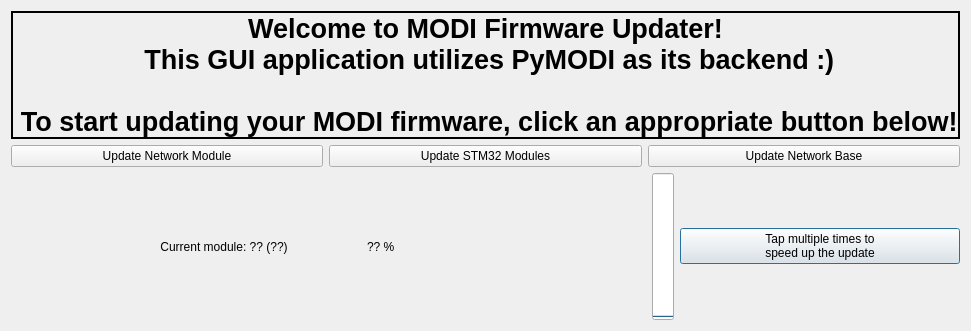
First picture: the form in modi/assets/modi_firmware_updater.ui, repository LUXROBO/pymodi, before the edit.
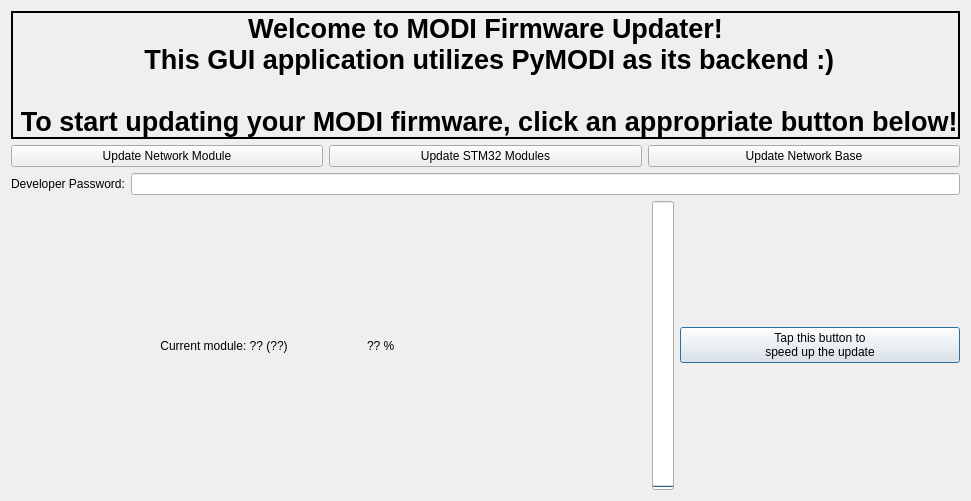
Second picture: the form after the edit. Icons and pictures are not drawn.

Commit message: Create new field to enable dev mode

```diff
--- a/modi/assets/modi_firmware_updater.ui
+++ b/modi/assets/modi_firmware_updater.ui
@@ -7,14 +7,14 @@
     <x>0</x>
     <y>0</y>
     <width>786</width>
-    <height>331</height>
+    <height>501</height>
    </rect>
   </property>
   <property name="windowTitle">
    <string>Dialog</string>
   </property>
   <layout class="QGridLayout" name="gridLayout">
-   <item row="2" column="0">
+   <item row="3" column="0">
     <layout class="QHBoxLayout" name="horizontalLayout_2">
      <item>
       <widget class="QLabel" name="local_module">
@@ -74,7 +74,7 @@
      <item>
       <widget class="QPushButton" name="push_button">
        <property name="text">
-        <string>Tap multiple times to 
+        <string>Tap this button to 
 speed up the update</string>
        </property>
       </widget>
@@ -165,6 +165,23 @@
      </property>
     </widget>
    </item>
+   <item row="2" column="0">
+    <layout class="QHBoxLayout" name="horizontalLayout_4">
+     <property name="topMargin">
+      <number>0</number>
+     </property>
+     <item>
+      <widget class="QLabel" name="password_label">
+       <property name="text">
+        <string>Developer Password:</string>
+       </property>
+      </widget>
+     </item>
+     <item>
+      <widget class="QLineEdit" name="password_field"/>
+     </item>
+    </layout>
+   </item>
   </layout>
  </widget>
  <resources/>
```
The commit also changes 1 other file.
